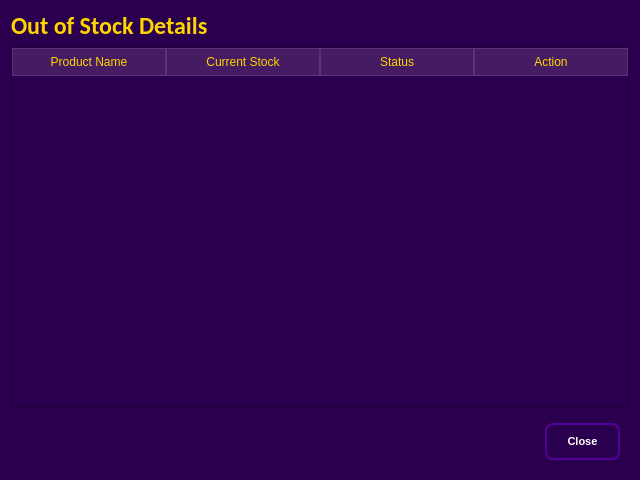
This is UI/Outstock_expand.ui in codenoobie25/ThunderCats as Qt 5 draws it before an edit. The edited form follows.
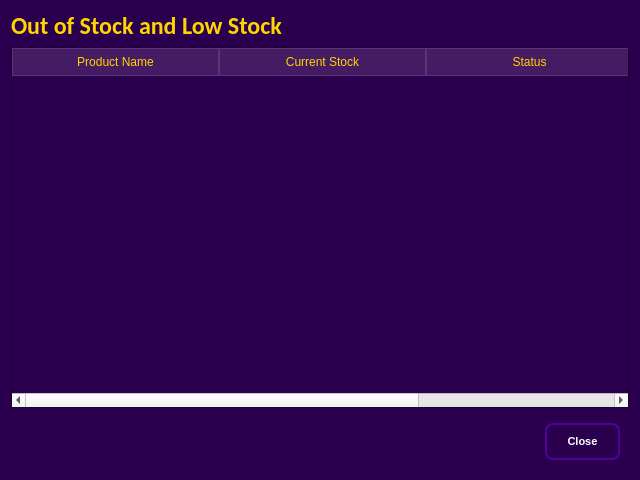
This is the edited form. Icons and pictures are not drawn.

What changed in the file:
```diff
--- a/UI/Outstock_expand.ui
+++ b/UI/Outstock_expand.ui
@@ -506,7 +506,7 @@
       <string notr="true">color:#ffd500</string>
      </property>
      <property name="text">
-      <string>Out of Stock Details</string>
+      <string>Out of Stock and Low Stock</string>
      </property>
     </widget>
    </item>
@@ -533,7 +533,7 @@
 }</string>
      </property>
      <attribute name="horizontalHeaderDefaultSectionSize">
-      <number>154</number>
+      <number>207</number>
      </attribute>
      <attribute name="verticalHeaderVisible">
       <bool>false</bool>
@@ -553,11 +553,6 @@
        <string>Status</string>
       </property>
      </column>
-     <column>
-      <property name="text">
-       <string>Action</string>
-      </property>
-     </column>
     </widget>
    </item>
    <item>
```
